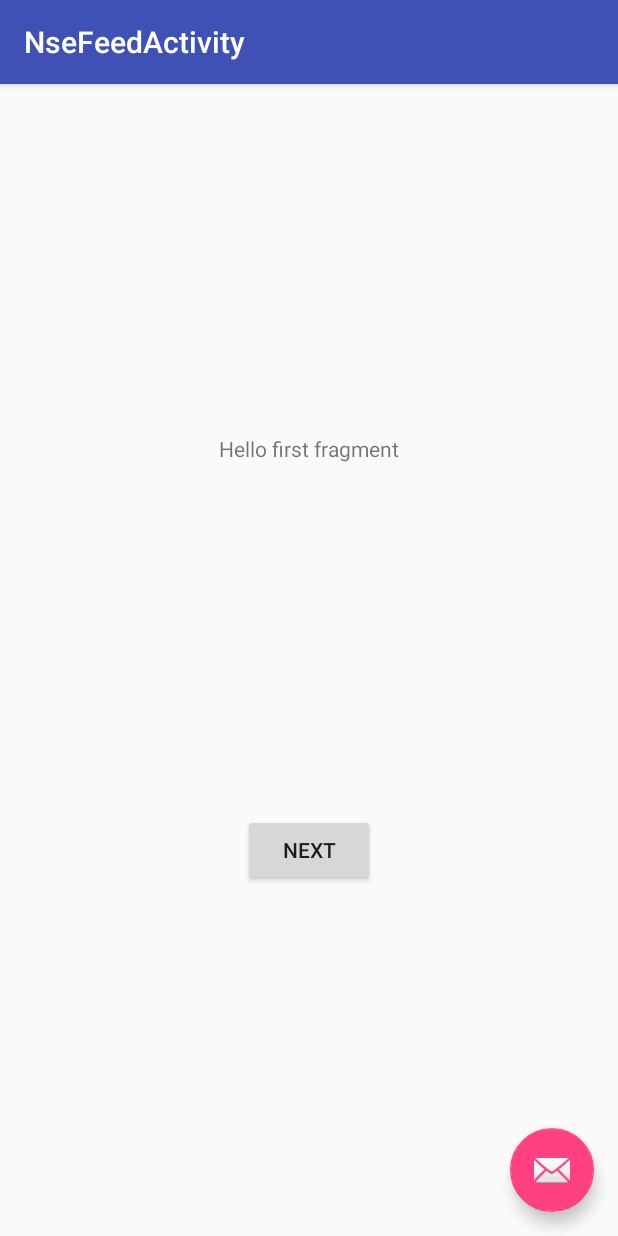
After one commit to youd5/rssfeed, an Android app: the FirstFragment screen opened directly, with no data from a screen before it, on a phone screen of 412 x 824 dp. The commit adds this screen. Run offline under Robolectric (Android 15) with nearby library versions, the phone set to English and light mode, and no system bars.

Commit message:
New activity to handle the NSE feed

```diff
--- a/app/build.gradle
+++ b/app/build.gradle
@@ -34,6 +34,9 @@
     implementation 'com.android.support:multidex:1.0.3'
 
 
+    implementation 'com.google.android.material:material:1.0.0'
+    implementation 'androidx.navigation:navigation-fragment:2.0.0'
+    implementation 'androidx.navigation:navigation-ui:2.0.0'
     testImplementation 'junit:junit:4.12'
     androidTestImplementation 'androidx.test.ext:junit:1.1.1'
     androidTestImplementation 'androidx.test.espresso:espresso-core:3.2.0'
--- /dev/null
+++ b/app/src/main/java/com/example/rssfeed/FirstFragment.java
@@ -0,0 +1,34 @@
+package com.example.rssfeed;
+
+import android.os.Bundle;
+import android.view.LayoutInflater;
+import android.view.View;
+import android.view.ViewGroup;
+
+import androidx.annotation.NonNull;
+import androidx.fragment.app.Fragment;
+import androidx.navigation.fragment.NavHostFragment;
+
+public class FirstFragment extends Fragment {
+
+    @Override
+    public View onCreateView(
+            LayoutInflater inflater, ViewGroup container,
+            Bundle savedInstanceState
+    ) {
+        // Inflate the layout for this fragment
+        return inflater.inflate(R.layout.fragment_first, container, false);
+    }
+
+    public void onViewCreated(@NonNull View view, Bundle savedInstanceState) {
+        super.onViewCreated(view, savedInstanceState);
+
+        view.findViewById(R.id.button_first).setOnClickListener(new View.OnClickListener() {
+            @Override
+            public void onClick(View view) {
+                NavHostFragment.findNavController(FirstFragment.this)
+                        .navigate(R.id.action_FirstFragment_to_SecondFragment);
+            }
+        });
+    }
+}
--- a/app/src/main/java/com/example/rssfeed/MainActivity.java
+++ b/app/src/main/java/com/example/rssfeed/MainActivity.java
@@ -26,8 +26,6 @@
         btnCinemaBlend.setOnClickListener(this);
         btnNse.setOnClickListener(this);
 
-        //https://www.rediff.com/rss/moviesreviewsrss.xml");
-        //https://www.nseindia.com/api/historical/cm/equity?series=[%22EQ%22]&from=30-01-2020&to=10-02-2020&symbol=EDELWEISS");
         rssLinks.add("https://m.rediff.com/rss/moviesreviewsrss.xml");
         rssLinks.add("https://www.cinemablend.com/rss_review.php");
         rssLinks.add("https://www.nseindia.com/api/historical/cm/equity?series=[%22EQ%22]&from=30-01-2020&to=10-02-2020&symbol=EDELWEISS");
@@ -44,7 +42,7 @@
                 startActivity(new Intent(MainActivity.this, RSSFeedActivity.class).putExtra("rssLink", rssLinks.get(1)));
                 break;
             case R.id.buttonnse:
-                startActivity(new Intent(MainActivity.this, RSSFeedActivity.class).putExtra("rssLink", rssLinks.get(2)));
+                startActivity(new Intent(MainActivity.this, NseFeedActivity.class).putExtra("rssLink", rssLinks.get(2)));
                 break;
         }
     }
--- /dev/null
+++ b/app/src/main/java/com/example/rssfeed/NseFeedActivity.java
@@ -0,0 +1,32 @@
+package com.example.rssfeed;
+
+import android.os.Bundle;
+
+import com.google.android.material.floatingactionbutton.FloatingActionButton;
+import com.google.android.material.snackbar.Snackbar;
+
+import androidx.appcompat.app.AppCompatActivity;
+import androidx.appcompat.widget.Toolbar;
+
+import android.view.View;
+
+public class NseFeedActivity extends AppCompatActivity {
+
+    @Override
+    protected void onCreate(Bundle savedInstanceState) {
+        super.onCreate(savedInstanceState);
+        setContentView(R.layout.activity_nse_feed);
+        Toolbar toolbar = findViewById(R.id.toolbar);
+        setSupportActionBar(toolbar);
+
+        FloatingActionButton fab = findViewById(R.id.fab);
+        fab.setOnClickListener(new View.OnClickListener() {
+            @Override
+            public void onClick(View view) {
+                Snackbar.make(view, "Replace with your own action", Snackbar.LENGTH_LONG)
+                        .setAction("Action", null).show();
+            }
+        });
+    }
+
+}
--- /dev/null
+++ b/app/src/main/res/layout/activity_nse_feed.xml
@@ -0,0 +1,33 @@
+<?xml version="1.0" encoding="utf-8"?>
+<androidx.coordinatorlayout.widget.CoordinatorLayout xmlns:android="http://schemas.android.com/apk/res/android"
+    xmlns:app="http://schemas.android.com/apk/res-auto"
+    xmlns:tools="http://schemas.android.com/tools"
+    android:layout_width="match_parent"
+    android:layout_height="match_parent"
+    tools:context=".NseFeedActivity">
+
+    <com.google.android.material.appbar.AppBarLayout
+        android:layout_width="match_parent"
+        android:layout_height="wrap_content"
+        android:theme="@style/AppTheme.AppBarOverlay">
+
+        <androidx.appcompat.widget.Toolbar
+            android:id="@+id/toolbar"
+            android:layout_width="match_parent"
+            android:layout_height="?attr/actionBarSize"
+            android:background="?attr/colorPrimary"
+            app:popupTheme="@style/AppTheme.PopupOverlay" />
+
+    </com.google.android.material.appbar.AppBarLayout>
+
+    <include layout="@layout/content_nse_feed" />
+
+    <com.google.android.material.floatingactionbutton.FloatingActionButton
+        android:id="@+id/fab"
+        android:layout_width="wrap_content"
+        android:layout_height="wrap_content"
+        android:layout_gravity="bottom|end"
+        android:layout_margin="@dimen/fab_margin"
+        app:srcCompat="@android:drawable/ic_dialog_email" />
+
+</androidx.coordinatorlayout.widget.CoordinatorLayout>
--- /dev/null
+++ b/app/src/main/res/layout/content_nse_feed.xml
@@ -0,0 +1,19 @@
+<?xml version="1.0" encoding="utf-8"?>
+<androidx.constraintlayout.widget.ConstraintLayout xmlns:android="http://schemas.android.com/apk/res/android"
+    xmlns:app="http://schemas.android.com/apk/res-auto"
+    android:layout_width="match_parent"
+    android:layout_height="match_parent"
+    app:layout_behavior="@string/appbar_scrolling_view_behavior">
+
+    <fragment
+        android:id="@+id/nav_host_fragment"
+        android:name="androidx.navigation.fragment.NavHostFragment"
+        android:layout_width="0dp"
+        android:layout_height="0dp"
+        app:defaultNavHost="true"
+        app:layout_constraintBottom_toBottomOf="parent"
+        app:layout_constraintLeft_toLeftOf="parent"
+        app:layout_constraintRight_toRightOf="parent"
+        app:layout_constraintTop_toTopOf="parent"
+        app:navGraph="@navigation/nav_graph" />
+</androidx.constraintlayout.widget.ConstraintLayout>
--- /dev/null
+++ b/app/src/main/res/layout/fragment_first.xml
@@ -0,0 +1,28 @@
+<?xml version="1.0" encoding="utf-8"?>
+<androidx.constraintlayout.widget.ConstraintLayout xmlns:android="http://schemas.android.com/apk/res/android"
+    xmlns:app="http://schemas.android.com/apk/res-auto"
+    xmlns:tools="http://schemas.android.com/tools"
+    android:layout_width="match_parent"
+    android:layout_height="match_parent"
+    tools:context=".FirstFragment">
+
+    <TextView
+        android:id="@+id/textview_first"
+        android:layout_width="wrap_content"
+        android:layout_height="wrap_content"
+        android:text="@string/hello_first_fragment"
+        app:layout_constraintBottom_toTopOf="@id/button_first"
+        app:layout_constraintEnd_toEndOf="parent"
+        app:layout_constraintStart_toStartOf="parent"
+        app:layout_constraintTop_toTopOf="parent" />
+
+    <Button
+        android:id="@+id/button_first"
+        android:layout_width="wrap_content"
+        android:layout_height="wrap_content"
+        android:text="@string/next"
+        app:layout_constraintBottom_toBottomOf="parent"
+        app:layout_constraintEnd_toEndOf="parent"
+        app:layout_constraintStart_toStartOf="parent"
+        app:layout_constraintTop_toBottomOf="@id/textview_first" />
+</androidx.constraintlayout.widget.ConstraintLayout>
--- /dev/null
+++ b/app/src/main/res/navigation/nav_graph.xml
@@ -0,0 +1,28 @@
+<?xml version="1.0" encoding="utf-8"?>
+<navigation xmlns:android="http://schemas.android.com/apk/res/android"
+    xmlns:app="http://schemas.android.com/apk/res-auto"
+    xmlns:tools="http://schemas.android.com/tools"
+    android:id="@+id/nav_graph"
+    app:startDestination="@id/FirstFragment">
+
+    <fragment
+        android:id="@+id/FirstFragment"
+        android:name="com.example.rssfeed.FirstFragment"
+        android:label="@string/first_fragment_label"
+        tools:layout="@layout/fragment_first">
+
+        <action
+            android:id="@+id/action_FirstFragment_to_SecondFragment"
+            app:destination="@id/SecondFragment" />
+    </fragment>
+    <fragment
+        android:id="@+id/SecondFragment"
+        android:name="com.example.rssfeed.SecondFragment"
+        android:label="@string/second_fragment_label"
+        tools:layout="@layout/fragment_second">
+
+        <action
+            android:id="@+id/action_SecondFragment_to_FirstFragment"
+            app:destination="@id/FirstFragment" />
+    </fragment>
+</navigation>
--- /dev/null
+++ b/app/src/main/res/values/dimens.xml
@@ -0,0 +1,3 @@
+<resources>
+    <dimen name="fab_margin">16dp</dimen>
+</resources>
--- a/app/src/main/res/values/strings.xml
+++ b/app/src/main/res/values/strings.xml
@@ -1,3 +1,12 @@
 <resources>
     <string name="app_name">RssFeed</string>
+    <string name="title_activity_nse_feed">NseFeedActivity</string>
+    <!-- Strings used for fragments for navigation -->
+    <string name="first_fragment_label">First Fragment</string>
+    <string name="second_fragment_label">Second Fragment</string>
+    <string name="next">Next</string>
+    <string name="previous">Previous</string>
+
+    <string name="hello_first_fragment">Hello first fragment</string>
+    <string name="hello_second_fragment">Hello second fragment. Arg: %1$s</string>
 </resources>
--- a/app/src/main/res/values/styles.xml
+++ b/app/src/main/res/values/styles.xml
@@ -8,4 +8,13 @@
         <item name="colorAccent">@color/colorAccent</item>
     </style>
 
+    <style name="AppTheme.NoActionBar">
+        <item name="windowActionBar">false</item>
+        <item name="windowNoTitle">true</item>
+    </style>
+
+    <style name="AppTheme.AppBarOverlay" parent="ThemeOverlay.AppCompat.Dark.ActionBar" />
+
+    <style name="AppTheme.PopupOverlay" parent="ThemeOverlay.AppCompat.Light" />
+
 </resources>
```
Also changed, not shown: app/src/main/AndroidManifest.xml (+4 -29 lines), app/src/main/java/com/example/rssfeed/SecondFragment.java (added, +34 -0 lines), app/src/main/res/layout/fragment_second.xml (added, +27 -0 lines).
